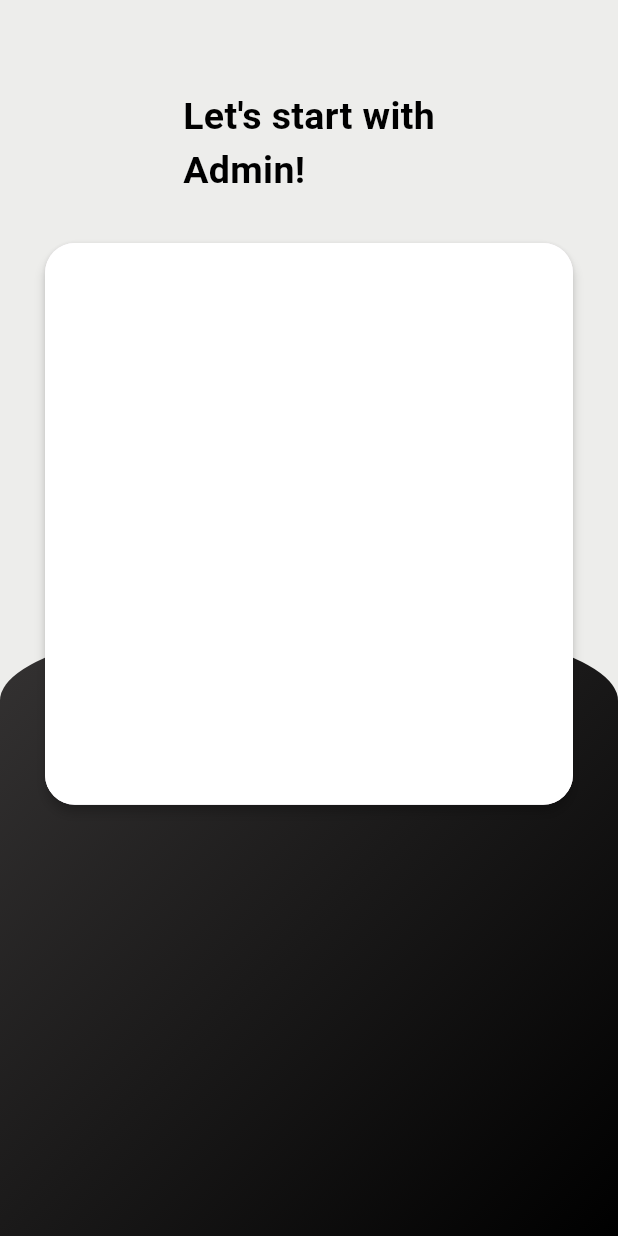
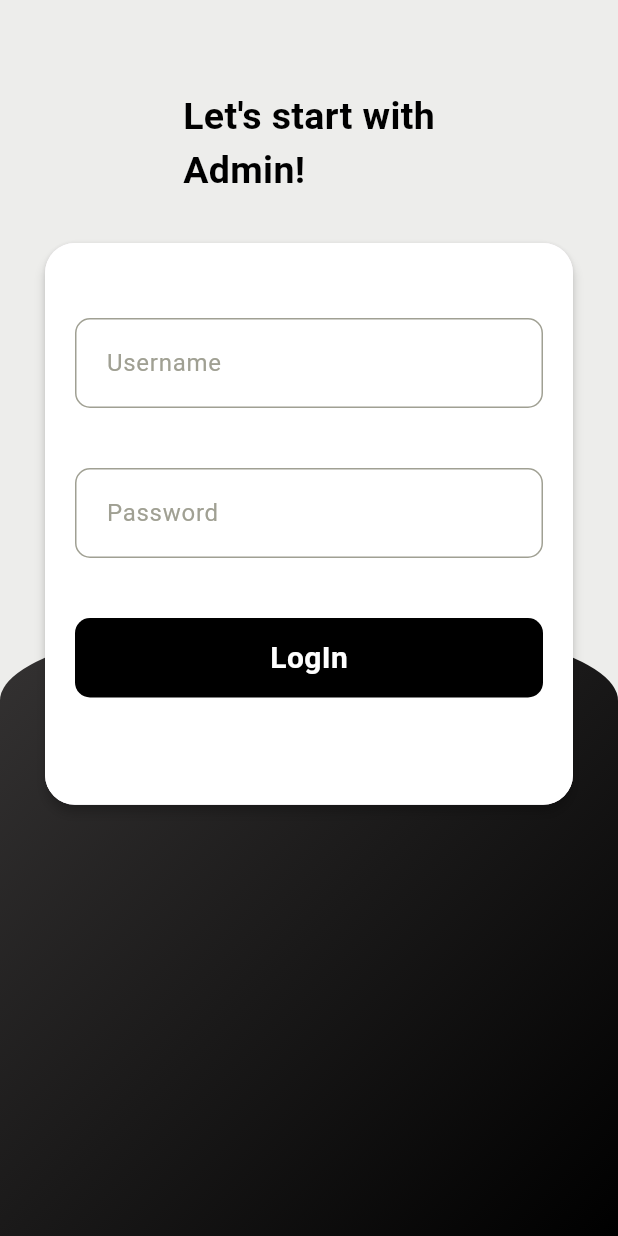
Before and after one commit to Sumitrane0007/UniEats, a Flutter app: the screen it shows after launch, on a phone screen of 412 x 824 dp. Run offline on Flutter 3.47's test engine with Material 3 defaults, Android fonts, the phone set to English and light mode, and no system bars; our stand-ins replace cloud_firestore, curved_navigation_bar, firebase_auth, firebase_core, firebase_storage, image_picker and 2 more; missing offline and left inert: flutter_stripe; accounts and stored records are empty.

Commit message:
Started storing data on database

```diff
--- a/lib/admin/admin_login.dart
+++ b/lib/admin/admin_login.dart
@@ -1,3 +1,4 @@
+import 'package:canteen_app/admin/home_admin.dart';
 import 'package:cloud_firestore/cloud_firestore.dart';
 import 'package:flutter/material.dart';
 
@@ -10,8 +11,8 @@ class AdminLogin extends StatefulWidget {
 
 class _AdminLoginState extends State<AdminLogin> {
   final GlobalKey<FormState> _formkey = GlobalKey<FormState>();
-  //TextEditingController usernamecontroller = new TextEditingController();
-  //TextEditingController userpasswordcontroller = new TextEditingController();
+  TextEditingController usernamecontroller = new TextEditingController();
+  TextEditingController userpasswordcontroller = new TextEditingController();
 
   @override
   Widget build(BuildContext context) {
@@ -39,7 +40,8 @@ class _AdminLoginState extends State<AdminLogin> {
               margin: EdgeInsets.only(left: 30.0, right: 30.0, top: 60.0),
               child: Form(
                   key: _formkey,
-                child: Column(children: [
+                  child: Column(
+                    children: [
                       Text(
                         "Let's start with\nAdmin!",
                         style: TextStyle(
@@ -59,132 +61,128 @@ class _AdminLoginState extends State<AdminLogin> {
                             color: Colors.white,
                             borderRadius: BorderRadius.circular(20),
                           ),
-                      ))
-                ]),
+                          child: Column(
+                            children: [
+                              SizedBox(
+                                height: 50.0,
+                              ),
+                              Container(
+                                padding: EdgeInsets.only(
+                                    left: 20.0, top: 5.0, bottom: 5.0),
+                                margin: EdgeInsets.symmetric(horizontal: 20.0),
+                                decoration: BoxDecoration(
+                                    border: Border.all(
+                                        color:
+                                            Color.fromARGB(255, 160, 160, 147)),
+                                    borderRadius: BorderRadius.circular(10)),
+                                child: Center(
+                                  child: TextFormField(
+                                    controller: usernamecontroller,
+                                    validator: (value) {
+                                      if (value == null || value.isEmpty) {
+                                        return 'Please Enter Username';
+                                      }
+                                    },
+                                    decoration: InputDecoration(
+                                        border: InputBorder.none,
+                                        hintText: "Username",
+                                        hintStyle: TextStyle(
+                                            color: Color.fromARGB(
+                                                255, 160, 160, 147))),
                                   ),
                                 ),
+                              ),
+                              SizedBox(
+                                height: 40.0,
+                              ),
+                              Container(
+                                padding: EdgeInsets.only(
+                                    left: 20.0, top: 5.0, bottom: 5.0),
+                                margin: EdgeInsets.symmetric(horizontal: 20.0),
+                                decoration: BoxDecoration(
+                                    border: Border.all(
+                                        color:
+                                            Color.fromARGB(255, 160, 160, 147)),
+                                    borderRadius: BorderRadius.circular(10)),
+                                child: Center(
+                                  child: TextFormField(
+                                    controller: userpasswordcontroller,
+                                    validator: (value) {
+                                      if (value == null || value.isEmpty) {
+                                        return 'Please Enter Password';
+                                      }
+                                    },
+                                    decoration: InputDecoration(
+                                        border: InputBorder.none,
+                                        hintText: "Password",
+                                        hintStyle: TextStyle(
+                                            color: Color.fromARGB(
+                                                255, 160, 160, 147))),
+                                  ),
+                                ),
+                              ),
+                              SizedBox(
+                                height: 40.0,
+                              ),
+                              GestureDetector(
+                                onTap: () {
+                                  LoginAdmin();
+                                },
+                                child: Container(
+                                  padding: EdgeInsets.symmetric(vertical: 12.0),
+                                  margin:
+                                      EdgeInsets.symmetric(horizontal: 20.0),
+                                  width: MediaQuery.of(context).size.width,
+                                  decoration: BoxDecoration(
+                                      color: Colors.black,
+                                      borderRadius: BorderRadius.circular(10)),
+                                  child: Center(
+                                    child: Text(
+                                      "LogIn",
+                                      style: TextStyle(
+                                          color: Colors.white,
+                                          fontSize: 20.0,
+                                          fontWeight: FontWeight.bold),
+                                    ),
+                                  ),
+                                ),
+                              )
+                            ],
+                          ),
+                        ),
+                      ),
+                    ],
+                  )),
+            )
           ],
         ),
       ),
     );
-
-    //                       child: Column(
-    //                         children: [
-    //                           SizedBox(
-    //                             height: 50.0,
-    //                           ),
-    //                           Container(
-    //                             padding: EdgeInsets.only(
-    //                                 left: 20.0, top: 5.0, bottom: 5.0),
-    //                             margin: EdgeInsets.symmetric(horizontal: 20.0),
-    //                             decoration: BoxDecoration(
-    //                                 border: Border.all(
-    //                                     color:
-    //                                         Color.fromARGB(255, 160, 160, 147)),
-    //                                 borderRadius: BorderRadius.circular(10)),
-    //                             child: Center(
-    //                               child: TextFormField(
-    //                                 controller: usernamecontroller,
-    //                                 validator: (value) {
-    //                                   if (value == null || value.isEmpty) {
-    //                                     return 'Please Enter Username';
-    //                                   }
-    //                                 },
-    //                                 decoration: InputDecoration(
-    //                                     border: InputBorder.none,
-    //                                     hintText: "Username",
-    //                                     hintStyle: TextStyle(
-    //                                         color: Color.fromARGB(
-    //                                             255, 160, 160, 147))),
-    //                               ),
-    //                             ),
-    //                           ),
-    //                           SizedBox(
-    //                             height: 40.0,
-    //                           ),
-    //                           Container(
-    //                             padding: EdgeInsets.only(
-    //                                 left: 20.0, top: 5.0, bottom: 5.0),
-    //                             margin: EdgeInsets.symmetric(horizontal: 20.0),
-    //                             decoration: BoxDecoration(
-    //                                 border: Border.all(
-    //                                     color:
-    //                                         Color.fromARGB(255, 160, 160, 147)),
-    //                                 borderRadius: BorderRadius.circular(10)),
-    //                             child: Center(
-    //                               child: TextFormField(
-    //                                 controller: userpasswordcontroller,
-    //                                 validator: (value) {
-    //                                   if (value == null || value.isEmpty) {
-    //                                     return 'Please Enter Password';
-    //                                   }
-    //                                 },
-    //                                 decoration: InputDecoration(
-    //                                     border: InputBorder.none,
-    //                                     hintText: "Password",
-    //                                     hintStyle: TextStyle(
-    //                                         color: Color.fromARGB(
-    //                                             255, 160, 160, 147))),
-    //                               ),
-    //                             ),
-    //                           ),
-    //                           SizedBox(
-    //                             height: 40.0,
-    //                           ),
-    //                           GestureDetector(
-    //                             onTap: (){
-    //                               LoginAdmin();
-    //                             },
-    //                             child: Container(
-    //                               padding: EdgeInsets.symmetric(vertical: 12.0),
-    //                               margin: EdgeInsets.symmetric(horizontal: 20.0),
-    //                               width: MediaQuery.of(context).size.width,
-    //                               decoration: BoxDecoration(
-    //                                   color: Colors.black,
-    //                                   borderRadius: BorderRadius.circular(10)),
-    //                               child: Center(
-    //                                 child: Text(
-    //                                   "LogIn",
-    //                                   style: TextStyle(
-    //                                       color: Colors.white,
-    //                                       fontSize: 20.0,
-    //                                       fontWeight: FontWeight.bold),
-    //                                 ),
-    //                               ),
-    //                             ),
-    //                           )
-    //                         ],
-    //                       ),
-    //                     ),
-    //                   ),
-    //                 ],
-    //               )),
-    //         )
   }
 
-//   LoginAdmin() {
-//     FirebaseFirestore.instance.collection("Admin").get().then((snapshot) {
-//       snapshot.docs.forEach((result) {
-//         if (result.data()['id'] != usernamecontroller.text.trim()) {
-//           ScaffoldMessenger.of(context).showSnackBar(SnackBar(
-//               backgroundColor: Colors.orangeAccent,
-//               content: Text(
-//                 "Your id is not correct",
-//                 style: TextStyle(fontSize: 18.0),
-//               )));
-//         } else if (result.data()['password'] !=
-//             userpasswordcontroller.text.trim()) {
-//           ScaffoldMessenger.of(context).showSnackBar(SnackBar(
-//               backgroundColor: Colors.orangeAccent,
-//               content: Text(
-//                 "Your password is not correct",
-//                 style: TextStyle(fontSize: 18.0),
-//               )));
-//         } else {
-//           Route route = MaterialPageRoute(builder: (context) => HomeAdmin());
-//           Navigator.pushReplacement(context, route);
-//         }
-//       });
-//     });
-//   }
+  LoginAdmin() {
+    FirebaseFirestore.instance.collection("Admin").get().then((snapshot) {
+      snapshot.docs.forEach((result) {
+        if (result.data()['id'] != usernamecontroller.text.trim()) {
+          ScaffoldMessenger.of(context).showSnackBar(SnackBar(
+              backgroundColor: Colors.orangeAccent,
+              content: Text(
+                "Your id is not correct",
+                style: TextStyle(fontSize: 18.0),
+              )));
+        } else if (result.data()['password'] !=
+            userpasswordcontroller.text.trim()) {
+          ScaffoldMessenger.of(context).showSnackBar(SnackBar(
+              backgroundColor: Colors.orangeAccent,
+              content: Text(
+                "Your password is not correct",
+                style: TextStyle(fontSize: 18.0),
+              )));
+        } else {
+          Route route = MaterialPageRoute(builder: (context) => HomeAdmin());
+          Navigator.pushReplacement(context, route);
         }
+      });
+    });
+  }
+}
--- a/lib/main.dart
+++ b/lib/main.dart
@@ -1,4 +1,5 @@
 import 'package:canteen_app/admin/admin_login.dart';
+import 'package:canteen_app/admin/home_admin.dart';
 import 'package:canteen_app/pages/bottomnav.dart';
 import 'package:canteen_app/pages/onboard.dart';
 import 'package:canteen_app/widget/app_constant.dart';
--- a/lib/service/database.dart
+++ b/lib/service/database.dart
@@ -14,4 +14,8 @@ class DatabaseMethods {
         .doc(id)
         .update({"Wallet": amount});
   }
+
+  Future addFoodItem(Map<String, dynamic> userInfoMap, String name) async {
+    return await FirebaseFirestore.instance.collection(name).add(userInfoMap);
+  }
 }
--- a/pubspec.yaml
+++ b/pubspec.yaml
@@ -45,6 +45,8 @@ dependencies:
   cupertino_icons: ^1.0.8
   flutter_stripe: ^11.3.0
   shared_preferences: ^2.5.2
+  image_picker: ^1.1.2
+  firebase_storage: ^12.4.4
 
 dev_dependencies:
   flutter_test:
```
Also changed, not shown: lib/admin/add_food.dart (added, +290 -0 lines), lib/admin/home_admin.dart (added, +76 -0 lines), pubspec.lock, 8 other files. Lines whose indentation alone changed are shown as unchanged.
